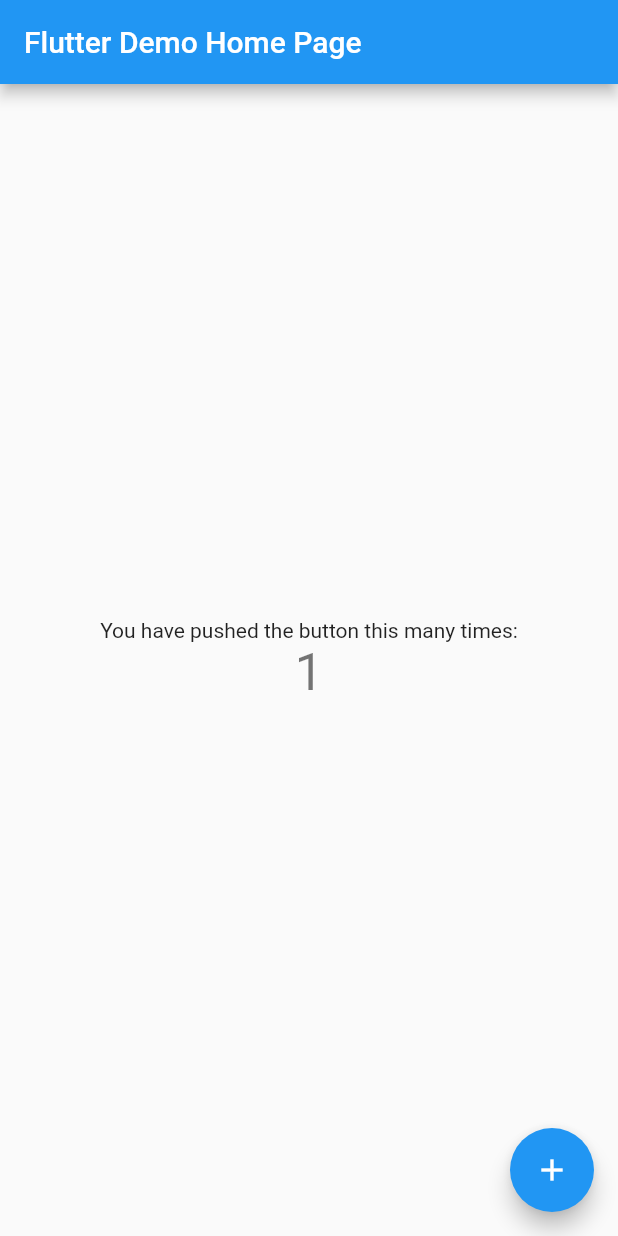
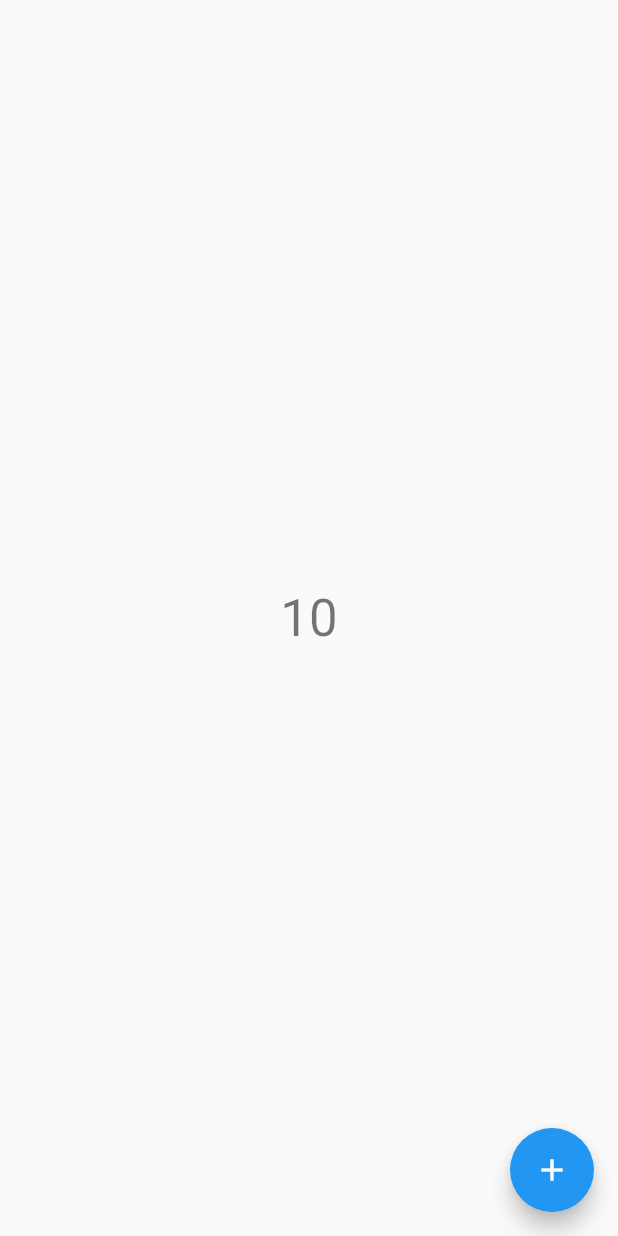
Before and after one commit to autour89/clock, a Flutter app: the screen it shows after launch, after a tap on the "add" icon, on a phone screen of 412 x 824 dp. Run offline on Flutter 3.47's test engine with Material 2 defaults, Android fonts, the phone set to English and light mode, and no system bars; our stand-ins replace rxdart.

Commit message:
setting up counter with rx and streams and a very first ui

```diff
--- /dev/null
+++ b/lib/blocs/HomeBloc.dart
@@ -0,0 +1,28 @@
+import 'dart:async';
+
+import 'package:clock/models/Counter.dart';
+import 'package:flutter/foundation.dart';
+import 'package:rxdart/rxdart.dart';
+
+class HomeBloc with ChangeNotifier {
+  late Counter _counter;
+  late StreamSubscription<dynamic> _counterStream;
+
+  int get count => _counter.value;
+
+  HomeBloc() {
+    _counter = Counter();
+    _counterStream = Stream.periodic(Duration(seconds: 0))
+        .interval(Duration(seconds: 1))
+        .listen((_) => increment());
+  }
+
+  void increment() {
+    _counter.increment();
+    notifyListeners();
+  }
+
+  void pause() => _counterStream.pause();
+
+  void resume() => _counterStream.resume();
+}
--- a/lib/main.dart
+++ b/lib/main.dart
@@ -1,113 +1,23 @@
+import 'package:clock/blocs/HomeBloc.dart';
+import 'package:clock/views/HomePage.dart';
 import 'package:flutter/material.dart';
+import 'package:provider/provider.dart';
 
 void main() {
   runApp(MyApp());
 }
 
 class MyApp extends StatelessWidget {
-  // This widget is the root of your application.
   @override
   Widget build(BuildContext context) {
-    return MaterialApp(
-      title: 'Flutter Demo',
-      theme: ThemeData(
-        // This is the theme of your application.
-        //
-        // Try running your application with "flutter run". You'll see the
-        // application has a blue toolbar. Then, without quitting the app, try
-        // changing the primarySwatch below to Colors.green and then invoke
-        // "hot reload" (press "r" in the console where you ran "flutter run",
-        // or simply save your changes to "hot reload" in a Flutter IDE).
-        // Notice that the counter didn't reset back to zero; the application
-        // is not restarted.
-        primarySwatch: Colors.blue,
-      ),
-      home: MyHomePage(title: 'Flutter Demo Home Page'),
-    );
+    return ListenableProvider(
+        create: (_) => HomeBloc(),
+        child: MaterialApp(
+          title: 'Flutter Demo',
+          theme: ThemeData(
+            primarySwatch: Colors.blue,
+          ),
+          home: HomePage(),
+        ));
   }
 }
-
-class MyHomePage extends StatefulWidget {
-  MyHomePage({Key? key, required this.title}) : super(key: key);
-
-  // This widget is the home page of your application. It is stateful, meaning
-  // that it has a State object (defined below) that contains fields that affect
-  // how it looks.
-
-  // This class is the configuration for the state. It holds the values (in this
-  // case the title) provided by the parent (in this case the App widget) and
-  // used by the build method of the State. Fields in a Widget subclass are
-  // always marked "final".
-
-  final String title;
-
-  @override
-  _MyHomePageState createState() => _MyHomePageState();
-}
-
-class _MyHomePageState extends State<MyHomePage> {
-  int _counter = 0;
-
-  void _incrementCounter() {
-    setState(() {
-      // This call to setState tells the Flutter framework that something has
-      // changed in this State, which causes it to rerun the build method below
-      // so that the display can reflect the updated values. If we changed
-      // _counter without calling setState(), then the build method would not be
-      // called again, and so nothing would appear to happen.
-      _counter++;
-    });
-  }
-
-  @override
-  Widget build(BuildContext context) {
-    // This method is rerun every time setState is called, for instance as done
-    // by the _incrementCounter method above.
-    //
-    // The Flutter framework has been optimized to make rerunning build methods
-    // fast, so that you can just rebuild anything that needs updating rather
-    // than having to individually change instances of widgets.
-    return Scaffold(
-      appBar: AppBar(
-        // Here we take the value from the MyHomePage object that was created by
-        // the App.build method, and use it to set our appbar title.
-        title: Text(widget.title),
-      ),
-      body: Center(
-        // Center is a layout widget. It takes a single child and positions it
-        // in the middle of the parent.
-        child: Column(
-          // Column is also a layout widget. It takes a list of children and
-          // arranges them vertically. By default, it sizes itself to fit its
-          // children horizontally, and tries to be as tall as its parent.
-          //
-          // Invoke "debug painting" (press "p" in the console, choose the
-          // "Toggle Debug Paint" action from the Flutter Inspector in Android
-          // Studio, or the "Toggle Debug Paint" command in Visual Studio Code)
-          // to see the wireframe for each widget.
-          //
-          // Column has various properties to control how it sizes itself and
-          // how it positions its children. Here we use mainAxisAlignment to
-          // center the children vertically; the main axis here is the vertical
-          // axis because Columns are vertical (the cross axis would be
-          // horizontal).
-          mainAxisAlignment: MainAxisAlignment.center,
-          children: <Widget>[
-            Text(
-              'You have pushed the button this many times:',
-            ),
-            Text(
-              '$_counter',
-              style: Theme.of(context).textTheme.headline4,
-            ),
-          ],
-        ),
-      ),
-      floatingActionButton: FloatingActionButton(
-        onPressed: _incrementCounter,
-        tooltip: 'Increment',
-        child: Icon(Icons.add),
-      ), // This trailing comma makes auto-formatting nicer for build methods.
-    );
-  }
-}
--- /dev/null
+++ b/lib/models/Counter.dart
@@ -0,0 +1,9 @@
+class Counter {
+  int value = 0;
+
+  void increment() => value++;
+
+  void decrement() => value--;
+
+  void reset() => value = 0;
+}
--- /dev/null
+++ b/lib/views/HomePage.dart
@@ -0,0 +1,32 @@
+import 'package:clock/blocs/HomeBloc.dart';
+import 'package:clock/views/widgets/Count.dart';
+import 'package:flutter/material.dart';
+import 'package:provider/provider.dart';
+
+class HomePage extends StatefulWidget {
+  HomePage({Key? key}) : super(key: key);
+
+  @override
+  _HomePageState createState() => _HomePageState();
+}
+
+class _HomePageState extends State<HomePage> {
+  @override
+  Widget build(BuildContext context) {
+    return Scaffold(
+      body: Center(
+        child: Column(
+          mainAxisAlignment: MainAxisAlignment.center,
+          children: <Widget>[
+            Count(),
+          ],
+        ),
+      ),
+      floatingActionButton: FloatingActionButton(
+        onPressed: context.read<HomeBloc>().increment,
+        tooltip: 'Increment',
+        child: Icon(Icons.add),
+      ),
+    );
+  }
+}
--- /dev/null
+++ b/lib/views/widgets/Count.dart
@@ -0,0 +1,17 @@
+import 'package:clock/blocs/HomeBloc.dart';
+import 'package:flutter/material.dart';
+import 'package:flutter/widgets.dart';
+import 'package:provider/provider.dart';
+
+class Count extends StatelessWidget {
+  const Count({Key? key}) : super(key: key);
+
+  @override
+  Widget build(BuildContext context) {
+    final count = context.select<HomeBloc, int>((HomeBloc bloc) => bloc.count);
+    return Text(
+      '$count',
+      style: Theme.of(context).textTheme.headline4,
+    );
+  }
+}
--- a/pubspec.yaml
+++ b/pubspec.yaml
@@ -23,15 +23,17 @@
 dependencies:
   flutter:
     sdk: flutter
-
-
   # The following adds the Cupertino Icons font to your application.
   # Use with the CupertinoIcons class for iOS style icons.
   cupertino_icons: ^1.0.2
+  rxdart: ^0.26.0
+  provider: ^5.0.0
 
 dev_dependencies:
   flutter_test:
     sdk: flutter
+  test: ^1.16.8
+
 
 # For information on the generic Dart part of this file, see the
 # following page: https://dart.dev/tools/pub/pubspec
```
Also changed, not shown: lib/services/settings_service.dart (added), 2 other files.
